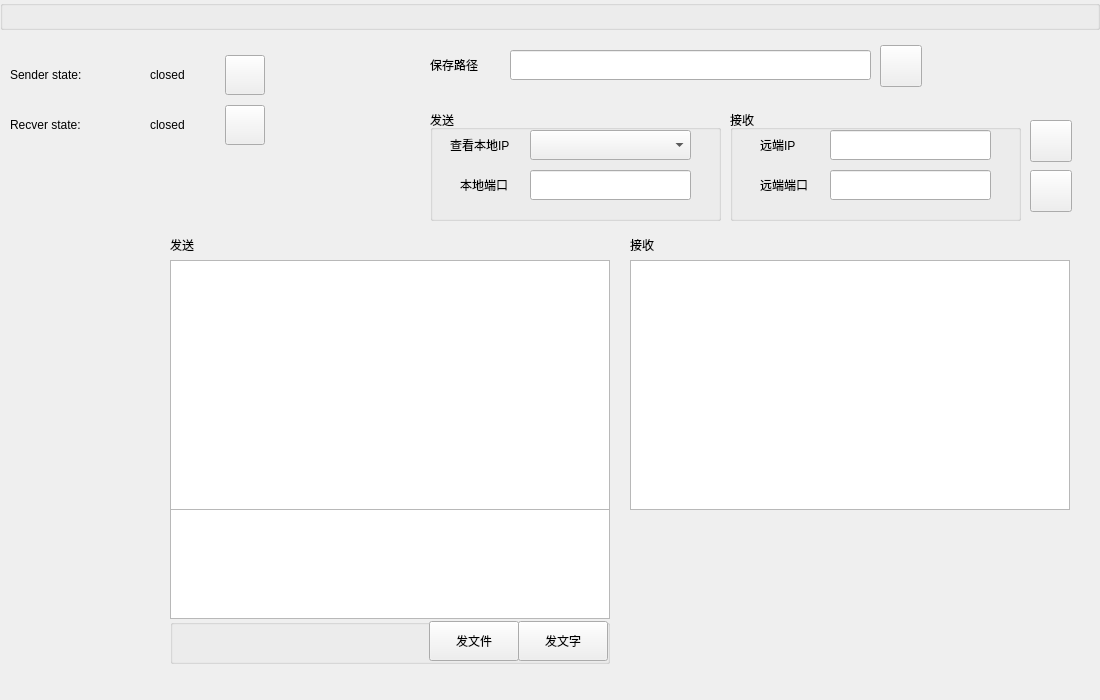
Old version of the form src/gui/mainui.ui in the repository realth000/localcharger.
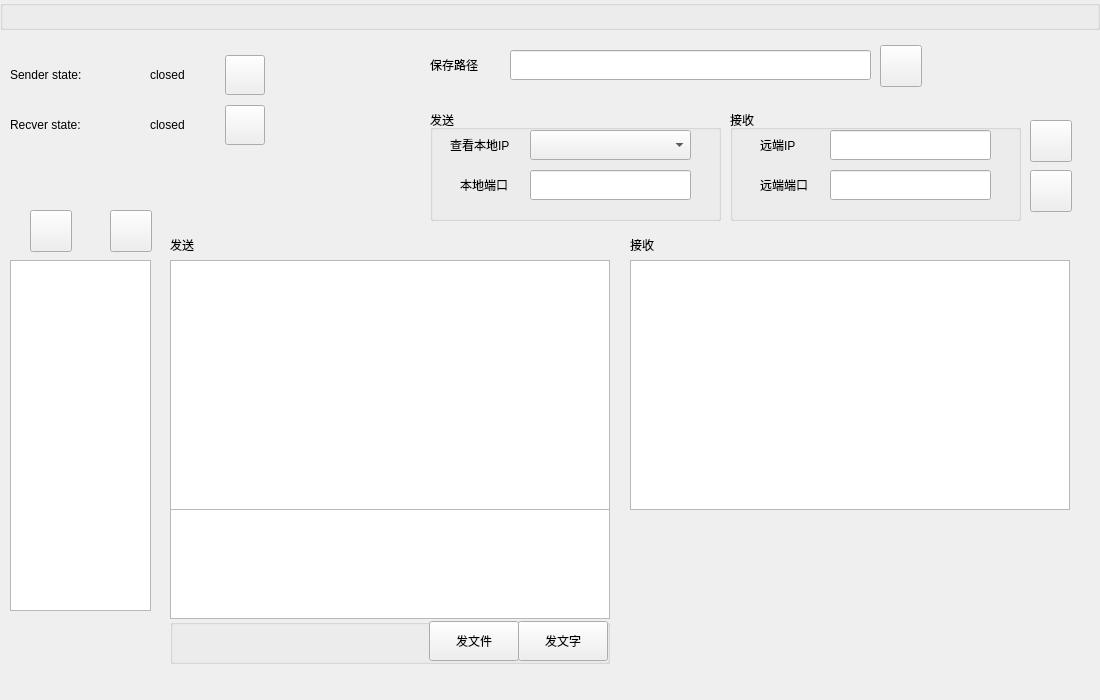
New version of the form. Custom widgets are drawn as their Qt base class.

The edit to the form file:
```diff
--- a/src/gui/mainui.ui
+++ b/src/gui/mainui.ui
@@ -405,6 +405,42 @@
     <string/>
    </property>
   </widget>
+  <widget class="QListWidget" name="clientsListWidget">
+   <property name="geometry">
+    <rect>
+     <x>10</x>
+     <y>260</y>
+     <width>141</width>
+     <height>351</height>
+    </rect>
+   </property>
+  </widget>
+  <widget class="QPushButton" name="connectSelectedClientPushButton">
+   <property name="geometry">
+    <rect>
+     <x>110</x>
+     <y>210</y>
+     <width>42</width>
+     <height>42</height>
+    </rect>
+   </property>
+   <property name="text">
+    <string/>
+   </property>
+  </widget>
+  <widget class="QPushButton" name="broadcastPushButton">
+   <property name="geometry">
+    <rect>
+     <x>30</x>
+     <y>210</y>
+     <width>42</width>
+     <height>42</height>
+    </rect>
+   </property>
+   <property name="text">
+    <string/>
+   </property>
+  </widget>
  </widget>
  <customwidgets>
   <customwidget>
```
